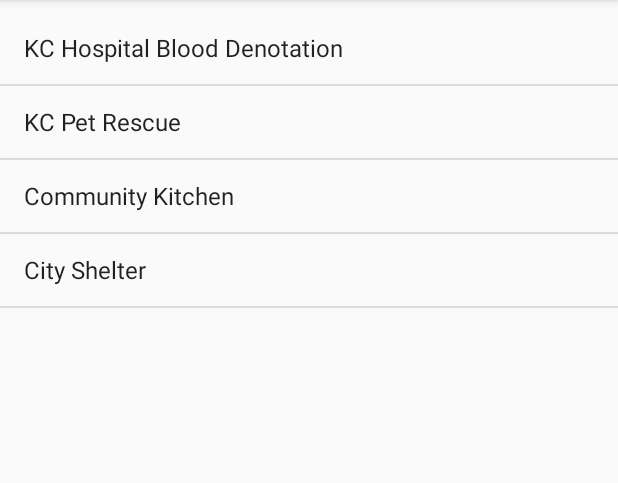
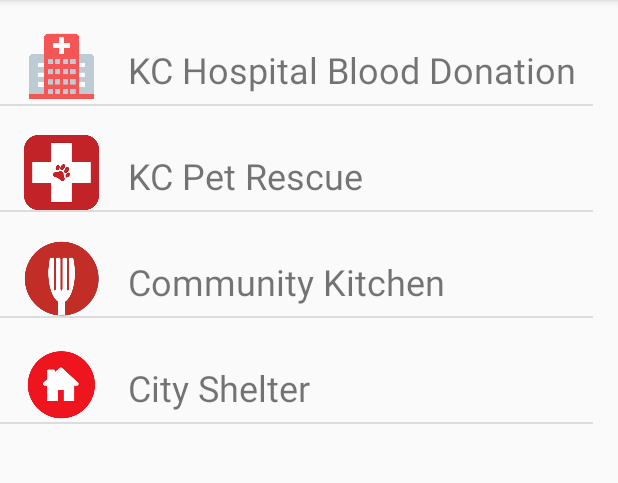
Before and after one commit to TN21/KcDonate, an Android app: the GroupDonation screen opened directly, with no data from a screen before it, on a phone screen of 412 x 824 dp, the part 84-567 px from its top. Run offline under Robolectric (Android 15) with nearby library versions, the phone set to English and light mode, and no system bars.

Commit message:
Group donation done

```diff
--- a/app/src/main/java/com/example/kcdonate/GroupDonation.java
+++ b/app/src/main/java/com/example/kcdonate/GroupDonation.java
@@ -2,21 +2,62 @@ package com.example.kcdonate;
 
 import android.support.v7.app.AppCompatActivity;
 import android.os.Bundle;
-import android.widget.ArrayAdapter;
+import android.view.View;
+import android.view.ViewGroup;
+import android.widget.BaseAdapter;
+import android.widget.ImageView;
 import android.widget.ListView;
+import android.widget.TextView;
+
 
 public class GroupDonation extends AppCompatActivity {
     ListView listView;
 
-    String[] groups = {"KC Hospital Blood Denotation", "KC Pet Rescue","Community Kitchen", "City Shelter"};
+    String[] groups = {"KC Hospital Blood Donation", "KC Pet Rescue","Community Kitchen", "City Shelter"}; //groups name for list
+
+    Integer[] picture = {R.drawable.hospital, R.drawable.pet,R.drawable.kitchen,R.drawable.shelter}; //groups icon
 
     @Override
     protected void onCreate(Bundle savedInstanceState) {
         super.onCreate(savedInstanceState);
         setContentView(R.layout.activity_group_donation);
-        listView =  findViewById(R.id.gourpDonationListView);
-        ArrayAdapter<String> arrayAdapter = new ArrayAdapter<String>(this,android.R.layout.simple_list_item_1,groups);
-        listView.setAdapter(arrayAdapter);
+
+        listView =  findViewById(R.id.listView); //listview ID
+        CustomAdaptor customAdaptor = new CustomAdaptor(); //custom list view
+        listView.setAdapter(customAdaptor);
 
     }
+
+    class CustomAdaptor extends BaseAdapter{    //create Custom listview class
+
+        @Override
+        public int getCount() {
+            return picture.length;
+        }
+
+        @Override
+        public Object getItem(int position) {
+            return null;
+        }
+
+        @Override
+        public long getItemId(int position) {
+            return 0;
+        }
+
+        @Override
+        public View getView(int position, View convertView, ViewGroup parent) {
+
+            View view=getLayoutInflater().inflate(R.layout.group_donation_custom,null);
+
+            ImageView mImageView = view.findViewById(R.id.imageView);
+            TextView mTextView = view.findViewById(R.id.textView);
+
+            mImageView.setImageResource(picture[position]);
+            mTextView.setText(groups[position]);
+
+            return view;
+        }
+    }
+
 }
--- a/app/src/main/res/layout/activity_group_donation.xml
+++ b/app/src/main/res/layout/activity_group_donation.xml
@@ -7,13 +7,9 @@
     tools:context=".GroupDonation">
 
     <ListView
-        android:id="@+id/gourpDonationListView"
-        android:layout_width="436dp"
-        android:layout_height="727dp"
-        android:layout_marginTop="8dp"
-        android:layout_marginBottom="8dp"
-        app:layout_constraintBottom_toBottomOf="parent"
-        app:layout_constraintStart_toStartOf="parent"
-        app:layout_constraintTop_toTopOf="parent"
-        app:layout_constraintVertical_bias="0.0" />
+        android:id="@+id/listView"
+        android:layout_width="395dp"
+        android:layout_height="715dp"
+        tools:layout_editor_absoluteX="8dp"
+        tools:layout_editor_absoluteY="0dp" />
 </android.support.constraint.ConstraintLayout>
--- a/app/src/main/res/layout/activity_money_donation.xml
+++ b/app/src/main/res/layout/activity_money_donation.xml
@@ -71,8 +71,8 @@
 
     <EditText
         android:id="@+id/enterDonateAmount"
-        android:layout_width="201dp"
-        android:layout_height="53dp"
+        android:layout_width="199dp"
+        android:layout_height="49dp"
         android:layout_marginStart="8dp"
         android:layout_marginTop="396dp"
         android:layout_marginEnd="8dp"
--- /dev/null
+++ b/app/src/main/res/layout/group_donation_custom.xml
@@ -0,0 +1,26 @@
+<?xml version="1.0" encoding="utf-8"?>
+<LinearLayout xmlns:android="http://schemas.android.com/apk/res/android"
+    xmlns:app="http://schemas.android.com/apk/res-auto"
+    xmlns:tools="http://schemas.android.com/tools"
+    android:layout_width="match_parent"
+    android:layout_height="match_parent">
+
+    <ImageView
+        android:id="@+id/imageView"
+        android:layout_width="50dp"
+        android:layout_height="50dp"
+        android:layout_marginStart="16dp"
+        android:layout_marginTop="19dp"
+        app:srcCompat="@mipmap/ic_launcher" />
+
+    <TextView
+        android:id="@+id/textView"
+        android:layout_width="wrap_content"
+        android:layout_height="wrap_content"
+        android:layout_marginStart="19dp"
+        android:layout_marginTop="30dp"
+        android:layout_weight="1"
+        android:text="TextView"
+        android:textSize="24sp" />
+
+</LinearLayout>
```
Also changed, not shown: app/src/main/res/drawable/hospital.png (added), app/src/main/res/drawable/kitchen.png (added), app/src/main/res/drawable/pet.png (added), app/src/main/res/drawable/shelter.png (added).
